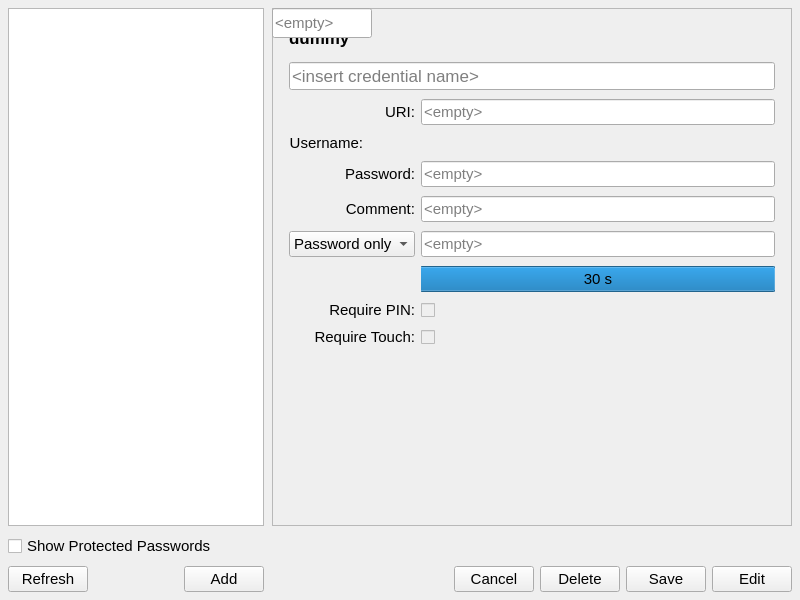
Old version of the form nitrokeyapp/ui/secrets_tab.ui in the repository Nitrokey/nitrokey-app2.
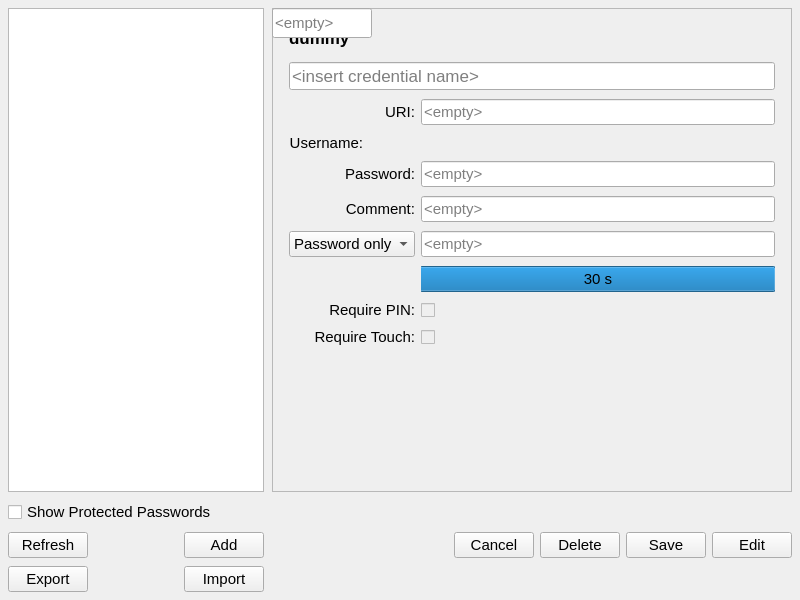
New version of the form. Icons and pictures are not drawn.

Commit message: Added support for credentials import and export in CXF

```diff
--- a/nitrokeyapp/ui/secrets_tab.ui
+++ b/nitrokeyapp/ui/secrets_tab.ui
@@ -153,6 +153,99 @@
          </layout>
         </widget>
        </item>
+       <item row="3" column="0">
+        <widget class="QWidget" name="__button_space_left" native="true">
+         <property name="sizePolicy">
+          <sizepolicy hsizetype="Expanding" vsizetype="Preferred">
+           <horstretch>0</horstretch>
+           <verstretch>0</verstretch>
+          </sizepolicy>
+         </property>
+         <property name="maximumSize">
+          <size>
+           <width>280</width>
+           <height>16777215</height>
+          </size>
+         </property>
+         <layout class="QHBoxLayout" name="horizontalLayout">
+          <property name="spacing">
+           <number>6</number>
+          </property>
+          <property name="leftMargin">
+           <number>0</number>
+          </property>
+          <property name="topMargin">
+           <number>0</number>
+          </property>
+          <property name="rightMargin">
+           <number>0</number>
+          </property>
+          <property name="bottomMargin">
+           <number>0</number>
+          </property>
+          <item>
+          <widget class="QPushButton" name="btn_backup">
+            <property name="sizePolicy">
+            <sizepolicy hsizetype="Maximum" vsizetype="Fixed">
+              <horstretch>0</horstretch>
+              <verstretch>0</verstretch>
+            </sizepolicy>
+            </property>
+            <property name="font">
+            <font>
+              <pointsize>11</pointsize>
+            </font>
+            </property>
+            <property name="text">
+            <string>Export</string>
+            </property>
+            <property name="icon">
+             <iconset>
+              <normaloff>icons/light_mode/export.svg</normaloff>icons/light_mode/export.svg</iconset>
+            </property>
+          </widget>
+          </item>
+          <item>
+           <spacer name="__horizontal_spacer">
+            <property name="orientation">
+             <enum>Qt::Orientation::Horizontal</enum>
+            </property>
+            <property name="sizeType">
+             <enum>QSizePolicy::Policy::Expanding</enum>
+            </property>
+            <property name="sizeHint" stdset="0">
+             <size>
+              <width>0</width>
+              <height>20</height>
+             </size>
+            </property>
+           </spacer>
+          </item>
+          <item>
+          <widget class="QPushButton" name="btn_restore">
+            <property name="sizePolicy">
+            <sizepolicy hsizetype="Maximum" vsizetype="Fixed">
+              <horstretch>0</horstretch>
+              <verstretch>0</verstretch>
+            </sizepolicy>
+            </property>
+            <property name="font">
+            <font>
+              <pointsize>11</pointsize>
+            </font>
+            </property>
+            <property name="text">
+            <string>Import</string>
+            </property>
+            <property name="icon">
+             <iconset>
+              <normaloff>icons/light_mode/import.svg</normaloff>icons/light_mode/import.svg</iconset>
+            </property>
+          </widget>
+          </item>
+         </layout>
+        </widget>
+       </item>
        <item row="1" column="0">
         <widget class="QCheckBox" name="is_protected">
          <property name="font">
```
The commit also changes 13 other files.
